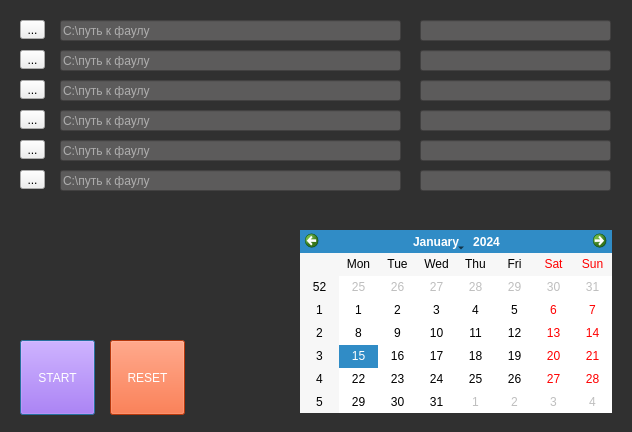
This is ui_backer.ui in quasimodus/backer as Qt 5 draws it before an edit. The edited form follows.
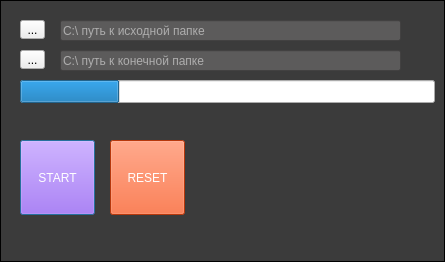
This is the edited form.

Commit message: change gui 2 lineEdit 2 button

The edit to the form file:
```diff
--- a/ui_backer.ui
+++ b/ui_backer.ui
@@ -6,8 +6,8 @@
    <rect>
     <x>0</x>
     <y>0</y>
-    <width>632</width>
-    <height>432</height>
+    <width>445</width>
+    <height>262</height>
    </rect>
   </property>
   <property name="windowTitle">
@@ -15,15 +15,17 @@
   </property>
   <property name="styleSheet">
    <string notr="true">QDialog {
-    background-color: #303030;
+    background-color: #3b3b3b;
     color: #ffffff;
+    border: 1px outset;
+    
 }</string>
   </property>
   <widget class="QPushButton" name="pushButton">
    <property name="geometry">
     <rect>
      <x>20</x>
-     <y>340</y>
+     <y>140</y>
      <width>75</width>
      <height>75</height>
     </rect>
@@ -49,7 +51,7 @@
    <property name="geometry">
     <rect>
      <x>110</x>
-     <y>340</y>
+     <y>140</y>
      <width>75</width>
      <height>75</height>
     </rect>
@@ -83,6 +85,25 @@
     <string>...</string>
    </property>
   </widget>
+  <widget class="QLineEdit" name="lineEdit_1">
+   <property name="geometry">
+    <rect>
+     <x>60</x>
+     <y>20</y>
+     <width>341</width>
+     <height>21</height>
+    </rect>
+   </property>
+   <property name="styleSheet">
+    <string notr="true">QLineEdit {
+    background-color: #5c5b5b;
+    color: #ffffff;
+}</string>
+   </property>
+   <property name="placeholderText">
+    <string>C:\ путь к исходной папке</string>
+   </property>
+  </widget>
   <widget class="QToolButton" name="toolButton_2">
    <property name="geometry">
     <rect>
@@ -96,87 +117,6 @@
     <string>...</string>
    </property>
   </widget>
-  <widget class="QToolButton" name="toolButton_3">
-   <property name="geometry">
-    <rect>
-     <x>20</x>
-     <y>80</y>
-     <width>25</width>
-     <height>19</height>
-    </rect>
-   </property>
-   <property name="text">
-    <string>...</string>
-   </property>
-  </widget>
-  <widget class="QLineEdit" name="lineEdit">
-   <property name="geometry">
-    <rect>
-     <x>60</x>
-     <y>20</y>
-     <width>341</width>
-     <height>21</height>
-    </rect>
-   </property>
-   <property name="styleSheet">
-    <string notr="true">QLineEdit {
-    background-color: #5c5b5b;
-    color: #ffffff;
-}</string>
-   </property>
-   <property name="placeholderText">
-    <string>C:\путь к фаулу</string>
-   </property>
-  </widget>
-  <widget class="QCalendarWidget" name="calendarWidget">
-   <property name="geometry">
-    <rect>
-     <x>300</x>
-     <y>230</y>
-     <width>312</width>
-     <height>183</height>
-    </rect>
-   </property>
-  </widget>
-  <widget class="QToolButton" name="toolButton_4">
-   <property name="geometry">
-    <rect>
-     <x>20</x>
-     <y>110</y>
-     <width>25</width>
-     <height>19</height>
-    </rect>
-   </property>
-   <property name="text">
-    <string>...</string>
-   </property>
-  </widget>
-  <widget class="QToolButton" name="toolButton_5">
-   <property name="geometry">
-    <rect>
-     <x>20</x>
-     <y>140</y>
-     <width>25</width>
-     <height>19</height>
-    </rect>
-   </property>
-   <property name="text">
-    <string>...</string>
-   </property>
-  </widget>
-  <widget class="QToolButton" name="toolButton_6">
-   <property name="geometry">
-    <rect>
-     <x>20</x>
-     <y>170</y>
-     <width>25</width>
-     <height>19</height>
-    </rect>
-   </property>
-   <property name="text">
-    <string>...</string>
-   </property>
-  </widget>
   <widget class="QLineEdit" name="lineEdit_2">
    <property name="geometry">
     <rect>
@@ -193,197 +133,26 @@
 }</string>
    </property>
    <property name="placeholderText">
-    <string>C:\путь к фаулу</string>
+    <string>C:\ путь к конечной папке</string>
    </property>
   </widget>
-  <widget class="QLineEdit" name="lineEdit_3">
+  <widget class="QProgressBar" name="progressBar">
    <property name="geometry">
     <rect>
-     <x>60</x>
+     <x>20</x>
      <y>80</y>
-     <width>341</width>
-     <height>21</height>
+     <width>415</width>
+     <height>23</height>
     </rect>
    </property>
    <property name="styleSheet">
-    <string notr="true">QLineEdit {
-    background-color: #5c5b5b;
-    color: #ffffff;
+    <string notr="true">QProgressBar {
+    
+     color: #ffffff;
 }</string>
    </property>
-   <property name="placeholderText">
-    <string>C:\путь к фаулу</string>
-   </property>
-  </widget>
-  <widget class="QLineEdit" name="lineEdit_4">
-   <property name="geometry">
-    <rect>
-     <x>60</x>
-     <y>110</y>
-     <width>341</width>
-     <height>21</height>
-    </rect>
-   </property>
-   <property name="styleSheet">
-    <string notr="true">QLineEdit {
-    background-color: #5c5b5b;
-    color: #ffffff;
-}</string>
-   </property>
-   <property name="placeholderText">
-    <string>C:\путь к фаулу</string>
-   </property>
-  </widget>
-  <widget class="QLineEdit" name="lineEdit_5">
-   <property name="geometry">
-    <rect>
-     <x>60</x>
-     <y>140</y>
-     <width>341</width>
-     <height>21</height>
-    </rect>
-   </property>
-   <property name="styleSheet">
-    <string notr="true">QLineEdit {
-    background-color: #5c5b5b;
-    color: #ffffff;
-}</string>
-   </property>
-   <property name="placeholderText">
-    <string>C:\путь к фаулу</string>
-   </property>
-  </widget>
-  <widget class="QLineEdit" name="lineEdit_6">
-   <property name="geometry">
-    <rect>
-     <x>60</x>
-     <y>170</y>
-     <width>341</width>
-     <height>21</height>
-    </rect>
-   </property>
-   <property name="styleSheet">
-    <string notr="true">QLineEdit {
-    background-color: #5c5b5b;
-    color: #ffffff;
-}</string>
-   </property>
-   <property name="placeholderText">
-    <string>C:\путь к фаулу</string>
-   </property>
-  </widget>
-  <widget class="QLineEdit" name="lineEdit_7">
-   <property name="geometry">
-    <rect>
-     <x>420</x>
-     <y>20</y>
-     <width>191</width>
-     <height>21</height>
-    </rect>
-   </property>
-   <property name="styleSheet">
-    <string notr="true">QLineEdit {
-    background-color: #5c5b5b;
-    color: #ffffff;
-}</string>
-   </property>
-   <property name="placeholderText">
-    <string/>
-   </property>
-  </widget>
-  <widget class="QLineEdit" name="lineEdit_8">
-   <property name="geometry">
-    <rect>
-     <x>420</x>
-     <y>50</y>
-     <width>191</width>
-     <height>21</height>
-    </rect>
-   </property>
-   <property name="styleSheet">
-    <string notr="true">QLineEdit {
-    background-color: #5c5b5b;
-    color: #ffffff;
-}</string>
-   </property>
-   <property name="placeholderText">
-    <string/>
-   </property>
-  </widget>
-  <widget class="QLineEdit" name="lineEdit_9">
-   <property name="geometry">
-    <rect>
-     <x>420</x>
-     <y>80</y>
-     <width>191</width>
-     <height>21</height>
-    </rect>
-   </property>
-   <property name="styleSheet">
-    <string notr="true">QLineEdit {
-    background-color: #5c5b5b;
-    color: #ffffff;
-}</string>
-   </property>
-   <property name="placeholderText">
-    <string/>
-   </property>
-  </widget>
-  <widget class="QLineEdit" name="lineEdit_10">
-   <property name="geometry">
-    <rect>
-     <x>420</x>
-     <y>110</y>
-     <width>191</width>
-     <height>21</height>
-    </rect>
-   </property>
-   <property name="styleSheet">
-    <string notr="true">QLineEdit {
-    background-color: #5c5b5b;
-    color: #ffffff;
-}</string>
-   </property>
-   <property name="placeholderText">
-    <string/>
-   </property>
-  </widget>
-  <widget class="QLineEdit" name="lineEdit_11">
-   <property name="geometry">
-    <rect>
-     <x>420</x>
-     <y>140</y>
-     <width>191</width>
-     <height>21</height>
-    </rect>
-   </property>
-   <property name="styleSheet">
-    <string notr="true">QLineEdit {
-    background-color: #5c5b5b;
-    color: #ffffff;
-}</string>
-   </property>
-   <property name="placeholderText">
-    <string/>
-   </property>
-  </widget>
-  <widget class="QLineEdit" name="lineEdit_12">
-   <property name="geometry">
-    <rect>
-     <x>420</x>
-     <y>170</y>
-     <width>191</width>
-     <height>21</height>
-    </rect>
-   </property>
-   <property name="styleSheet">
-    <string notr="true">QLineEdit {
-    background-color: #5c5b5b;
-    color: #ffffff;
-}</string>
-   </property>
-   <property name="placeholderText">
-    <string/>
+   <property name="value">
+    <number>24</number>
    </property>
   </widget>
  </widget>
```
Left out of the diff: 39 changed lines with no effect on the pictures. The commit also changes 2 other files.
